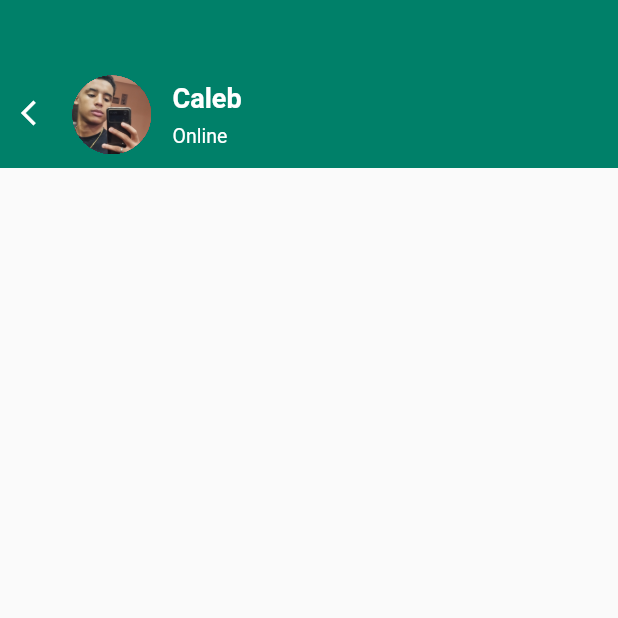
After one commit to CalebGp/whats_copy, a Flutter app: the screen it shows after launch, after a tap on "Caleb", on a phone screen of 412 x 824 dp, the top half of it. The commit adds this screen. Run offline on Flutter 3.47's test engine with Material 2 defaults, Android fonts, the phone set to English and light mode, and no system bars; our stand-ins replace google_fonts.

Commit message:
chat page

```diff
--- a/lib/components/chat_widget.dart
+++ b/lib/components/chat_widget.dart
@@ -1,5 +1,6 @@
 import 'package:flutter/material.dart';
 import 'package:google_fonts/google_fonts.dart';
+import 'package:whats_copy/screens/chats/chat.dart';
 
 class ChatWidget extends StatelessWidget {
   final String name;
@@ -19,6 +20,19 @@ class ChatWidget extends StatelessWidget {
   Widget build(BuildContext context) {
     return Padding(
       padding: const EdgeInsets.all(8.0),
+      child: InkWell(
+        onTap: () {
+          Navigator.push(
+            context,
+            MaterialPageRoute(
+              builder: (c) => ChatPage(
+                avatar: image,
+                name: name,
+                status: "Online",
+              ),
+            ),
+          );
+        },
         child: Card(
           color: Colors.black,
           child: Row(
@@ -32,11 +46,9 @@ class ChatWidget extends StatelessWidget {
                   SizedBox(
                     width: 53,
                     height: 53,
+                    child: ClipOval(
                       child: CircleAvatar(
-                    backgroundColor: Colors.black,
-                    child: ClipOval(
-                      clipBehavior: Clip.hardEdge,
-                      child: Image(image: image),
+                        backgroundImage: image,
                       ),
                     ),
                   ),
@@ -115,6 +127,7 @@ class ChatWidget extends StatelessWidget {
             ],
           ),
         ),
+      ),
     );
   }
 }
--- /dev/null
+++ b/lib/screens/chats/chat.dart
@@ -0,0 +1,95 @@
+import 'package:flutter/material.dart';
+import 'package:google_fonts/google_fonts.dart';
+
+class ChatPage extends StatelessWidget {
+  final ImageProvider<Object>? avatar;
+  final String? name;
+  final String? status;
+  const ChatPage({super.key, required this.avatar, this.name, this.status});
+
+  @override
+  Widget build(BuildContext context) {
+    return Scaffold(
+        appBar: PreferredSize(
+            preferredSize: Size.fromHeight(112),
+            child: Container(
+              width: double.infinity,
+              height: 112,
+              color: Theme.of(context).primaryColor,
+              child: Row(
+                children: [
+                  Column(
+                    mainAxisAlignment: MainAxisAlignment.end,
+                    children: [
+                      IconButton(
+                        onPressed: () {
+                          Navigator.pop(context);
+                        },
+                        icon: Icon(
+                          Icons.arrow_back_ios,
+                          color: Colors.white,
+                          size: 20,
+                        ),
+                      ),
+                      SizedBox(
+                        height: 12.5,
+                      )
+                    ],
+                  ),
+                  Column(
+                    mainAxisAlignment: MainAxisAlignment.end,
+                    children: [
+                      Row(
+                        children: [
+                          SizedBox(
+                            height: 53,
+                            width: 53,
+                            child: ClipOval(
+                              clipBehavior: Clip.hardEdge,
+                              child: CircleAvatar(
+                                backgroundImage: avatar,
+                              ),
+                            ),
+                          ),
+                          SizedBox(
+                            width: 14,
+                          ),
+                          Column(
+                            mainAxisAlignment: MainAxisAlignment.start,
+                            crossAxisAlignment: CrossAxisAlignment.start,
+                            children: [
+                              Text(
+                                name!,
+                                style: GoogleFonts.roboto(
+                                  color: Colors.white,
+                                  fontSize: 18,
+                                  fontWeight: FontWeight.w700,
+                                  height: 0,
+                                ),
+                              ),
+                              const SizedBox(
+                                height: 7,
+                              ),
+                              Text(
+                                status!,
+                                style: GoogleFonts.roboto(
+                                  color: Colors.white,
+                                  fontSize: 13,
+                                  fontWeight: FontWeight.w400,
+                                  height: 0,
+                                ),
+                              ),
+                            ],
+                          ),
+                        ],
+                      ),
+                      SizedBox(
+                        height: 9,
+                      ),
+                    ],
+                  ),
+                ],
+              ),
+            )));
+  }
+}
--- a/lib/screens/home.dart
+++ b/lib/screens/home.dart
@@ -1,6 +1,6 @@
 import 'package:flutter/material.dart';
 import 'package:google_fonts/google_fonts.dart';
-import 'package:whats_copy/screens/chats.dart';
+import 'package:whats_copy/screens/chats/list.dart';
 
 class HomePage extends StatelessWidget {
   const HomePage({super.key});
--- a/lib/service/chat.dart
+++ b/lib/service/chat.dart
@@ -25,7 +25,7 @@ class ContactService {
     _contacts.add(Contact(
       name: "Caleb",
       image: const AssetImage("images/caleb.jpg"),
-      lastMessage: "Eu sou gostoso",
+      lastMessage: "É foda",
       lastViewed: "Yesterday",
       numberOfMessages: 0,
     ));
```
Also changed, not shown: lib/screens/chats/list.dart (renamed from lib/screens/chats.dart). Lines whose indentation alone changed are shown as unchanged.
